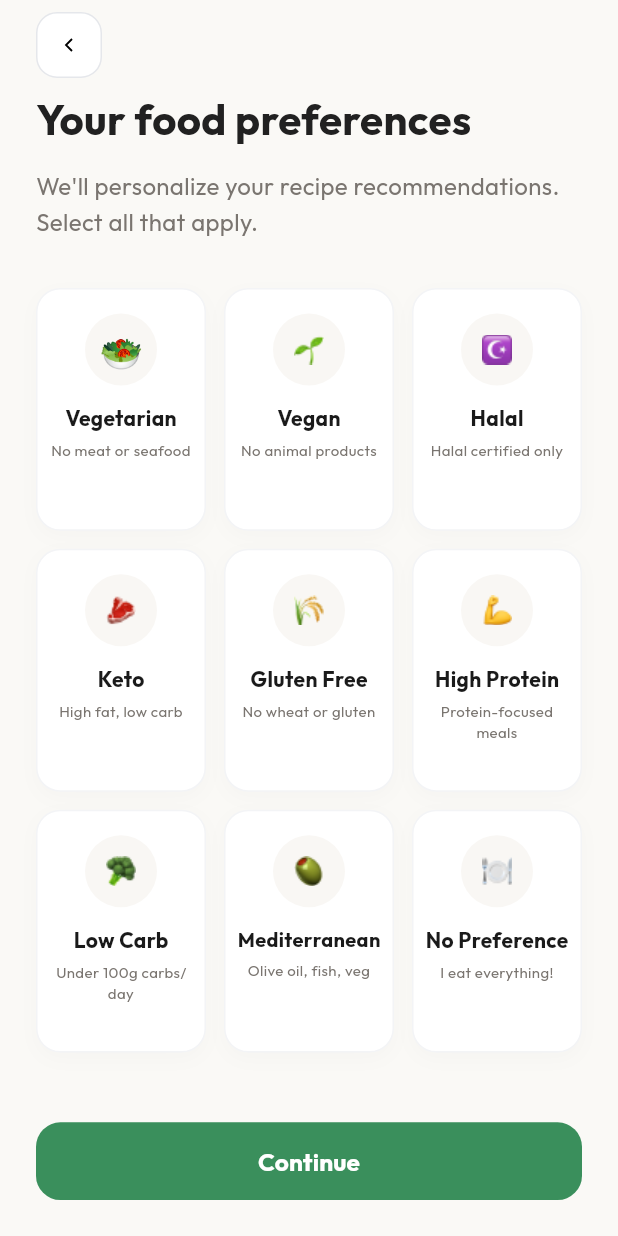
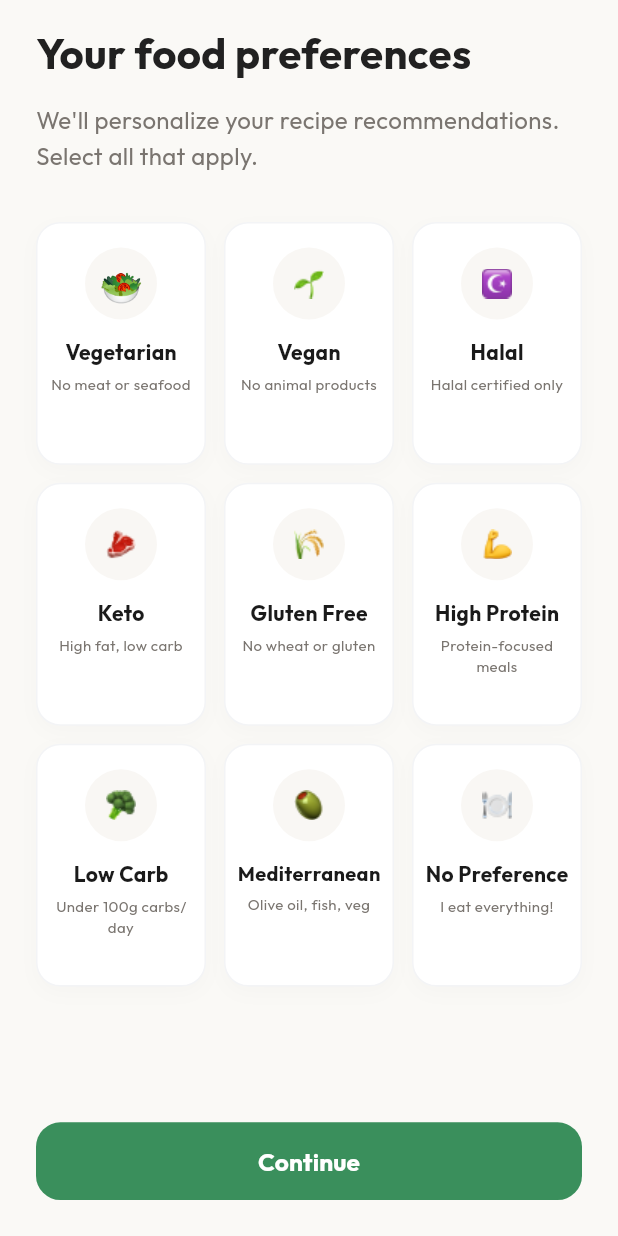
Before and after one commit to Betopia24/sami-nawari-daily-meal-and-grocery-app, a Flutter app: the FoodpreferencesView screen opened by its route, on a phone screen of 412 x 824 dp. Run offline on Flutter 3.47's test engine with Material 3 defaults, Android fonts, the phone set to English and light mode, and no system bars; our stand-ins replace dotted_border, fl_chart, flutter_screenutil, flutter_svg, get, google_fonts and 2 more; project files that could hold a hidden picture were left out.

Commit message:
Simple bug fixed

```diff
--- a/lib/app/modules/profilepreferences/foodpreferences/views/foodpreferences_view.dart
+++ b/lib/app/modules/profilepreferences/foodpreferences/views/foodpreferences_view.dart
@@ -22,42 +22,7 @@ class FoodpreferencesView extends GetView<FoodpreferencesController> {
       body: SafeArea(
         child: Column(
           children: [
-            // Top Bar
-            Padding(
-              padding: const EdgeInsets.only(
-                left: 24.0,
-                right: 24.0,
-                top: 8.0,
-                bottom: 8.0,
-              ),
-              child: Row(
-                children: [
-                  GestureDetector(
-                    onTap: () => Get.back(),
-                    child: Container(
-                      width: 44,
-                      height: 44,
-                      decoration: BoxDecoration(
-                        color: Colors.white,
-                        borderRadius: BorderRadius.circular(14),
-                        border: Border.all(color: AppColors.borderGrey),
-                      ),
-                      child: Center(
-                        child: SvgPicture.asset(
-                          AppAssets.backArrowIcon,
-                          width: 16,
-                          height: 16,
-                          colorFilter: const ColorFilter.mode(
-                            Colors.black,
-                            BlendMode.srcIn,
-                          ),
-                        ),
-                      ),
-                    ),
-                  ),
-                ],
-              ),
-            ),
+            const SizedBox(height: 16),
 
             // Title and grid
             Expanded(
--- a/lib/app/modules/profilepreferences/locationaccess/controllers/locationaccess_controller.dart
+++ b/lib/app/modules/profilepreferences/locationaccess/controllers/locationaccess_controller.dart
@@ -6,11 +6,11 @@ class LocationaccessController extends GetxController {
     // Implement location permission request logic here
     print("Requesting location permission...");
     // After requesting, navigate to the notification access screen
-    Get.offAllNamed(Routes.notificationaccess);
+    Get.toNamed(Routes.notificationaccess);
   }
 
   void skip() {
     print("Skipping location permission...");
-    Get.offAllNamed(Routes.notificationaccess);
+    Get.toNamed(Routes.notificationaccess);
   }
 }
--- a/lib/app/modules/profilepreferences/notificationaccess/controllers/notificationaccess_controller.dart
+++ b/lib/app/modules/profilepreferences/notificationaccess/controllers/notificationaccess_controller.dart
@@ -28,11 +28,11 @@ class NotificationaccessController extends GetxController {
 
   void allowNotification() {
     print('Notification allowed');
-    Get.offAllNamed(Routes.foodpreferences);
+    Get.toNamed(Routes.foodpreferences);
   }
 
   void skip() {
     print('Notification skipped');
-    Get.offAllNamed(Routes.foodpreferences);
+    Get.toNamed(Routes.foodpreferences);
   }
 }
--- a/lib/app/routes/app_pages.dart
+++ b/lib/app/routes/app_pages.dart
@@ -149,7 +149,7 @@ import 'app_routes.dart';
 class AppPages {
   AppPages._();
 
-  static const initial = Routes.navbar;
+  static const initial = Routes.splash;
 
   static final routes = [
     GetPage(
```
Also changed, not shown: lib/app/modules/cart/mycarts/controllers/mycarts_controller.dart (+6 -1 lines), lib/app/modules/cart/orderplaced/controllers/orderplaced_controller.dart (+14 -1 lines), lib/app/modules/seller/reviewbankdetails/controllers/reviewbankdetails_controller.dart (+8 -2 lines).
